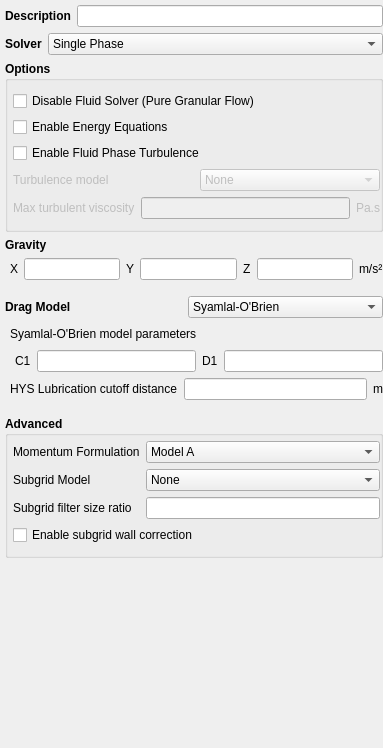
First picture: the form in mfixgui/uifiles/model_setup.ui, repository truongd8593/mfix, before the edit.
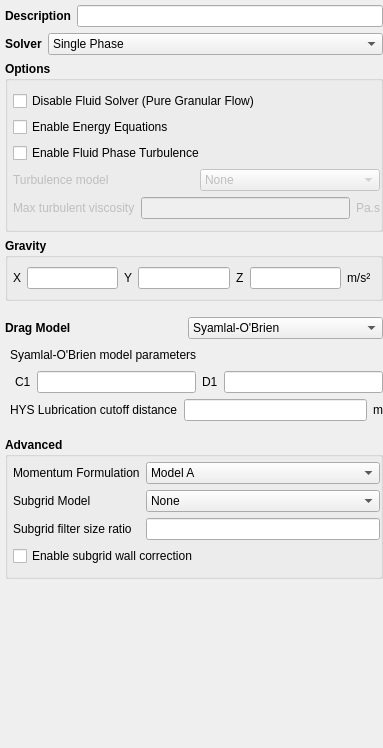
Second picture: the form after the edit. Custom widgets are drawn as their Qt base class.

Commit message: layout, Gravity groupbox

The edit to the form file:
```diff
--- a/mfixgui/uifiles/model_setup.ui
+++ b/mfixgui/uifiles/model_setup.ui
@@ -279,25 +279,28 @@
        <number>0</number>
       </property>
       <item row="0" column="0">
-       <widget class="QLabel" name="label_gravity">
+       <widget class="QGroupBox" name="">
         <property name="font">
          <font>
           <weight>75</weight>
           <bold>true</bold>
          </font>
         </property>
-        <property name="text">
+        <property name="title">
          <string>Gravity</string>
         </property>
-       </widget>
-      </item>
-      <item row="1" column="0">
        <layout class="QHBoxLayout" name="layout_gravity">
         <property name="leftMargin">
          <number>5</number>
         </property>
         <item>
          <widget class="QLabel" name="label_gravity_x">
+           <property name="font">
+            <font>
+             <weight>50</weight>
+             <bold>false</bold>
+            </font>
+           </property>
           <property name="text">
            <string>X</string>
           </property>
@@ -311,10 +314,22 @@
             <height>16777215</height>
            </size>
           </property>
+           <property name="font">
+            <font>
+             <weight>50</weight>
+             <bold>false</bold>
+            </font>
+           </property>
          </widget>
         </item>
         <item>
          <widget class="QLabel" name="label_gravity_y">
+           <property name="font">
+            <font>
+             <weight>50</weight>
+             <bold>false</bold>
+            </font>
+           </property>
           <property name="text">
            <string>Y</string>
           </property>
@@ -328,10 +343,22 @@
             <height>16777215</height>
            </size>
           </property>
+           <property name="font">
+            <font>
+             <weight>50</weight>
+             <bold>false</bold>
+            </font>
+           </property>
          </widget>
         </item>
         <item>
          <widget class="QLabel" name="label_gravity_z">
+           <property name="font">
+            <font>
+             <weight>50</weight>
+             <bold>false</bold>
+            </font>
+           </property>
           <property name="text">
            <string>Z</string>
           </property>
@@ -345,16 +372,29 @@
             <height>16777215</height>
            </size>
           </property>
+           <property name="font">
+            <font>
+             <weight>50</weight>
+             <bold>false</bold>
+            </font>
+           </property>
          </widget>
         </item>
         <item>
          <widget class="QLabel" name="label_gravity_units">
+           <property name="font">
+            <font>
+             <weight>50</weight>
+             <bold>false</bold>
+            </font>
+           </property>
           <property name="text">
            <string>m/s²</string>
           </property>
          </widget>
         </item>
        </layout>
+       </widget>
       </item>
      </layout>
     </widget>
```
Lines whose indentation alone changed are shown as unchanged.
